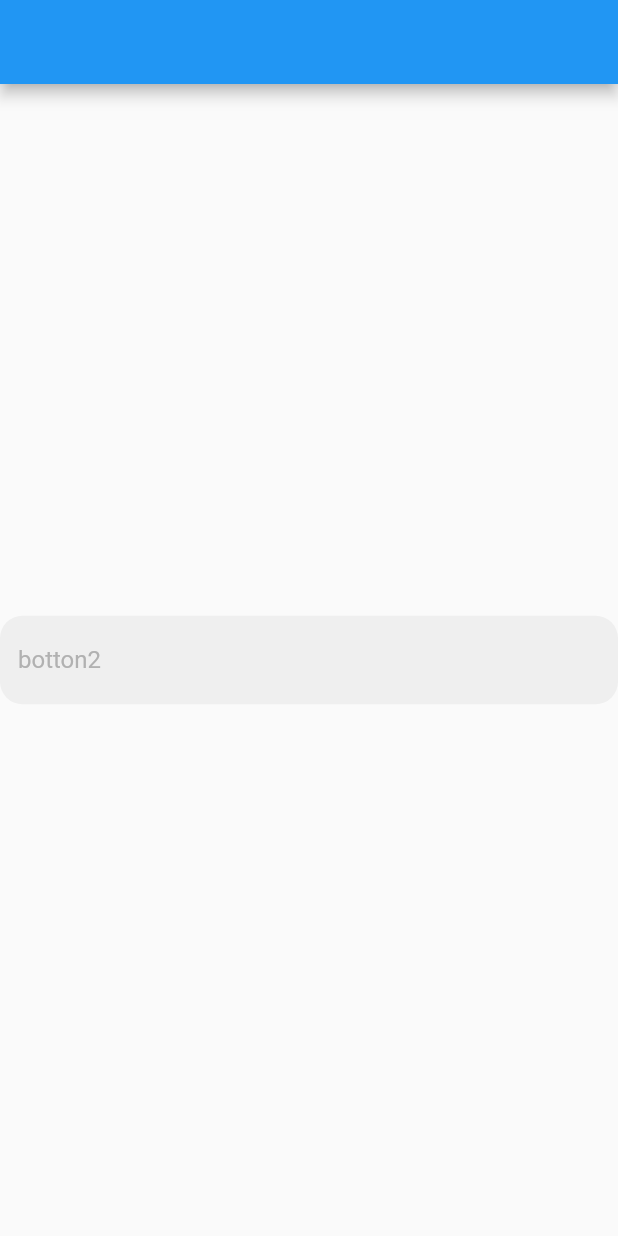
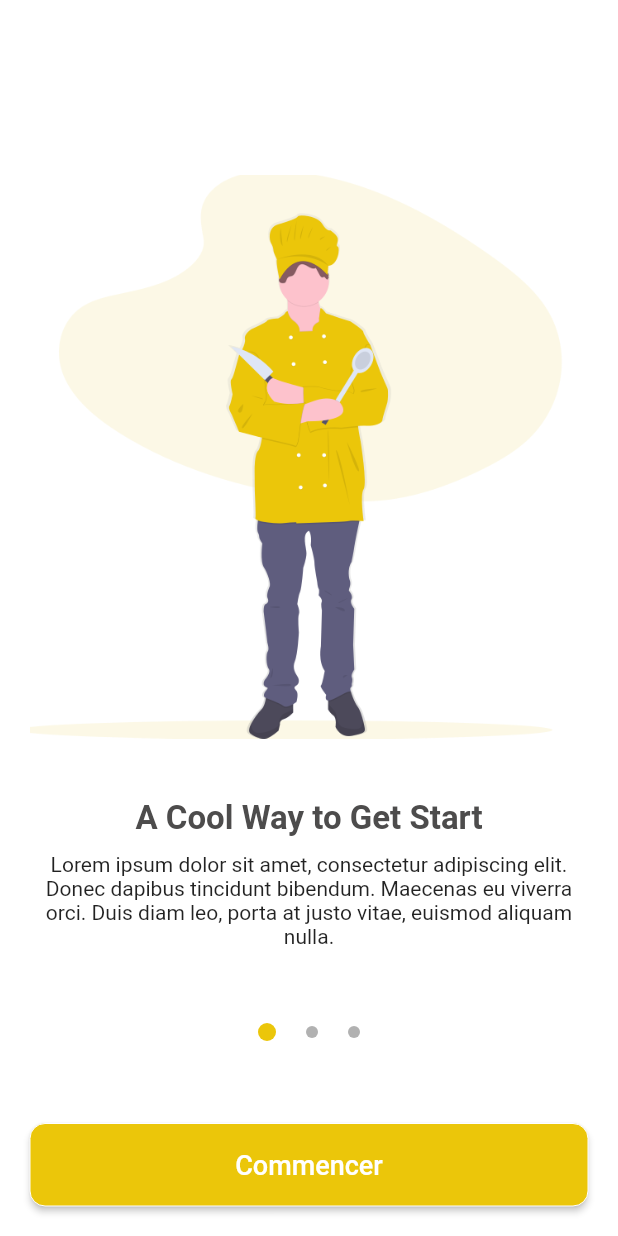
Before and after one commit to Wilfried001/yaya_food, a Flutter app: the FirstPage screen opened directly, on a phone screen of 412 x 824 dp. Run offline on Flutter 3.47's test engine with Material 2 defaults, Android fonts, the phone set to English and light mode, and no system bars; our stand-ins replace flutter_svg, get; missing offline and left inert: flutter_barcode_scanner; Roboto replaces fonts that are missing (Montserrat).

Commit message:
mettre a jour le projet

```diff
--- a/lib/config/config.dart
+++ b/lib/config/config.dart
@@ -23,4 +23,7 @@ class _Asset {
   final logo = "assets/images/logo.png";
   final logo2 = "assets/images/logo_officuel.png";
   final backgrougImage = "assets/images/background.jpg";
+  final imageSlide1 = "assets/images/Chef.png";
+  final imageSlide2 = "assets/images/undraw_online_groceries_a02y.png";
+  final pokawa = "assets/images/pokawa.png";
 }
--- a/lib/main.dart
+++ b/lib/main.dart
@@ -1,7 +1,7 @@
 import 'package:flutter/material.dart';
 import 'package:get/get.dart';
 import 'package:yaya_food/views/SplashScreen.dart';
-import 'package:yaya_food/views/first_page.dart';
+import 'package:yaya_food/views/first-page.dart';
 import 'package:yaya_food/widgets/splash.dart';
 
 void main() {
--- /dev/null
+++ b/lib/models/slide.dart
@@ -0,0 +1,34 @@
+import 'package:yaya_food/config/config.dart';
+
+class Slide {
+  final String imageUrl;
+  final String title;
+  final String description;
+
+  Slide({
+    required this.imageUrl,
+    required this.title,
+    required this.description,
+  });
+}
+
+final slideList = [
+  Slide(
+    imageUrl: Config.asset.imageSlide1,
+    title: 'A Cool Way to Get Start',
+    description:
+        'Lorem ipsum dolor sit amet, consectetur adipiscing elit. Donec dapibus tincidunt bibendum. Maecenas eu viverra orci. Duis diam leo, porta at justo vitae, euismod aliquam nulla.',
+  ),
+  Slide(
+    imageUrl: Config.asset.imageSlide2,
+    title: 'Design Interactive App UI',
+    description:
+        'Lorem ipsum dolor sit amet, consectetur adipiscing elit. Donec dapibus tincidunt bibendum. Maecenas eu viverra orci. Duis diam leo, porta at justo vitae, euismod aliquam nulla.',
+  ),
+  Slide(
+    imageUrl: Config.asset.imageSlide1,
+    title: 'It\'s Just the Beginning',
+    description:
+        'Lorem ipsum dolor sit amet, consectetur adipiscing elit. Donec dapibus tincidunt bibendum. Maecenas eu viverra orci. Duis diam leo, porta at justo vitae, euismod aliquam nulla.',
+  ),
+];
--- /dev/null
+++ b/lib/views/first-page.dart
@@ -0,0 +1,135 @@
+import 'dart:async';
+
+import 'package:flutter/material.dart';
+import 'package:flutter/services.dart';
+import 'package:flutter_barcode_scanner/flutter_barcode_scanner.dart';
+import 'package:yaya_food/config/function.dart';
+import 'package:yaya_food/models/slide.dart';
+import 'package:yaya_food/views/PartenaireListe.dart';
+import 'package:yaya_food/widgets/button.dart';
+import 'package:yaya_food/widgets/slide_dote.dart';
+import 'package:yaya_food/widgets/slide_idem.dart';
+
+class FirstPage extends StatefulWidget {
+  const FirstPage({super.key});
+
+  @override
+  State<FirstPage> createState() => _FirstPageState();
+}
+
+class _FirstPageState extends State<FirstPage> {
+  var getResult = 'QR Code Result';
+  int _currentPage = 0;
+  final PageController _pageController = PageController(initialPage: 0);
+
+  @override
+  void initState() {
+    super.initState();
+    Timer.periodic(Duration(seconds: 5), (Timer timer) {
+      if (_currentPage < 2) {
+        _currentPage++;
+      } else {
+        _currentPage = 0;
+      }
+
+      _pageController.animateToPage(
+        _currentPage,
+        duration: Duration(milliseconds: 300),
+        curve: Curves.easeIn,
+      );
+    });
+  }
+
+  @override
+  void dispose() {
+    super.dispose();
+    _pageController.dispose();
+  }
+
+  _onPageChanged(int index) {
+    setState(() {
+      _currentPage = index;
+    });
+  }
+
+  @override
+  Widget build(BuildContext context) {
+    return Scaffold(
+      body: Container(
+        color: Colors.white,
+        child: Padding(
+          padding: const EdgeInsets.all(20),
+          child: Column(
+            children: [
+              Expanded(
+                child: Stack(
+                  alignment: AlignmentDirectional.bottomCenter,
+                  children: [
+                    PageView.builder(
+                      scrollDirection: Axis.horizontal,
+                      controller: _pageController,
+                      onPageChanged: _onPageChanged,
+                      itemCount: slideList.length,
+                      itemBuilder: (ctx, i) => SlideItem(i),
+                    ),
+                    Stack(
+                      alignment: AlignmentDirectional.topStart,
+                      children: [
+                        Container(
+                          margin: const EdgeInsets.only(bottom: 35),
+                          child: Row(
+                            mainAxisSize: MainAxisSize.min,
+                            mainAxisAlignment: MainAxisAlignment.center,
+                            children: [
+                              for (int i = 0; i < slideList.length; i++)
+                                if (i == _currentPage)
+                                  SlideDots(true)
+                                else
+                                  SlideDots(false)
+                            ],
+                          ),
+                        )
+                      ],
+                    )
+                  ],
+                ),
+              ),
+              SizedBox(
+                height: 20,
+              ),
+              Column(
+                crossAxisAlignment: CrossAxisAlignment.stretch,
+                children: <Widget>[
+                  CButton(
+                    title: "Commencer",
+                    onPressed: () {
+                      scanQRCode();
+                    },
+                  )
+                ],
+              )
+            ],
+          ),
+        ),
+      ),
+    );
+  }
+
+  void scanQRCode() async {
+    try {
+      final qrCode = await FlutterBarcodeScanner.scanBarcode(
+          '#ff6666', 'Cancel', true, ScanMode.QR);
+
+      if (!mounted) return;
+
+      setState(() {
+        getResult = qrCode;
+      });
+      route(context, PartenaireListe());
+      print("QRCode_Result:--");
+      print(qrCode);
+    } on PlatformException {
+      getResult = 'Failed to scan QR Code.';
+    }
+  }
+}
--- a/lib/views/first_page.dart
+++ /dev/null
@@ -1,16 +0,0 @@
-import 'package:flutter/material.dart';
-import 'package:yaya_food/widgets/textField.dart';
-
-class FirstPage extends StatelessWidget {
-  const FirstPage({super.key});
-
-  @override
-  Widget build(BuildContext context) {
-    return Scaffold(
-      appBar: AppBar(),
-      body: Center(
-        child: CtextField(hint: 'botton2'),
-      ),
-    );
-  }
-}
--- /dev/null
+++ b/lib/widgets/slide_dote.dart
@@ -0,0 +1,21 @@
+import 'package:flutter/material.dart';
+import 'package:yaya_food/config/config.dart';
+
+class SlideDots extends StatelessWidget {
+  bool isActive;
+  SlideDots(this.isActive);
+
+  @override
+  Widget build(BuildContext context) {
+    return AnimatedContainer(
+      duration: const Duration(milliseconds: 150),
+      margin: const EdgeInsets.symmetric(horizontal: 10),
+      height: isActive ? 12 : 8,
+      width: isActive ? 12 : 8,
+      decoration: BoxDecoration(
+        color: isActive ? Config.colors.primaryColor : Config.colors.grayColor,
+        borderRadius: const BorderRadius.all(Radius.circular(12)),
+      ),
+    );
+  }
+}
--- /dev/null
+++ b/lib/widgets/slide_idem.dart
@@ -0,0 +1,37 @@
+import 'package:flutter/material.dart';
+import 'package:flutter_svg/flutter_svg.dart';
+import 'package:yaya_food/config/config.dart';
+import 'package:yaya_food/models/slide.dart';
+
+class SlideItem extends StatelessWidget {
+  final int index;
+  SlideItem(this.index);
+
+  @override
+  Widget build(BuildContext context) {
+    return Column(
+      mainAxisAlignment: MainAxisAlignment.center,
+      crossAxisAlignment: CrossAxisAlignment.center,
+      children: [
+        Image.asset(slideList[index].imageUrl),
+        SizedBox(
+          height: 40,
+        ),
+        Text(
+          slideList[index].title,
+          style: TextStyle(
+              fontSize: 22,
+              color: Config.colors.textColor,
+              fontWeight: FontWeight.w700),
+        ),
+        SizedBox(
+          height: 10,
+        ),
+        Text(
+          slideList[index].description,
+          textAlign: TextAlign.center,
+        ),
+      ],
+    );
+  }
+}
--- a/lib/widgets/splash.dart
+++ b/lib/widgets/splash.dart
@@ -4,10 +4,7 @@ import 'package:yaya_food/config/function.dart';
 
 class SplashWidget extends StatelessWidget {
   const SplashWidget(
-      {super.key,
-      this.time = 200,
-      required this.child,
-      required this.nextPage});
+      {super.key, this.time = 2, required this.child, required this.nextPage});
   final int time;
   final Widget child, nextPage;
 
--- a/pubspec.yaml
+++ b/pubspec.yaml
@@ -37,6 +37,8 @@ dependencies:
   cupertino_icons: ^1.0.2
   get: ^4.6.5
   flutter_launcher_icons: ^0.12.0
+  flutter_svg: ^2.0.4
+  flutter_barcode_scanner: ^2.0.0
 
 flutter_icons:
   android: true
@@ -55,7 +57,6 @@ dev_dependencies:
   # package. See that file for information about deactivating specific lint
   # rules and activating additional ones.
   flutter_lints: ^2.0.0
-
 # For information on the generic Dart part of this file, see the
 # following page: https://dart.dev/tools/pub/pubspec
 
```
Also changed, not shown: lib/views/PartenaireListe.dart (added, +219 -0 lines), lib/views/SplashScreen.dart (+4 -4 lines), assets/icons/Crop_undraw_chef_cu-0-r.svg (added), assets/icons/undraw_chef_cu-0-r.svg (deleted), assets/images/Chef.png (added), assets/images/pokawa.png (added), assets/images/undraw_online_groceries_a02y.png (added), assets/svg/undraw_online_groceries_a02y.svg (added), pubspec.lock.
